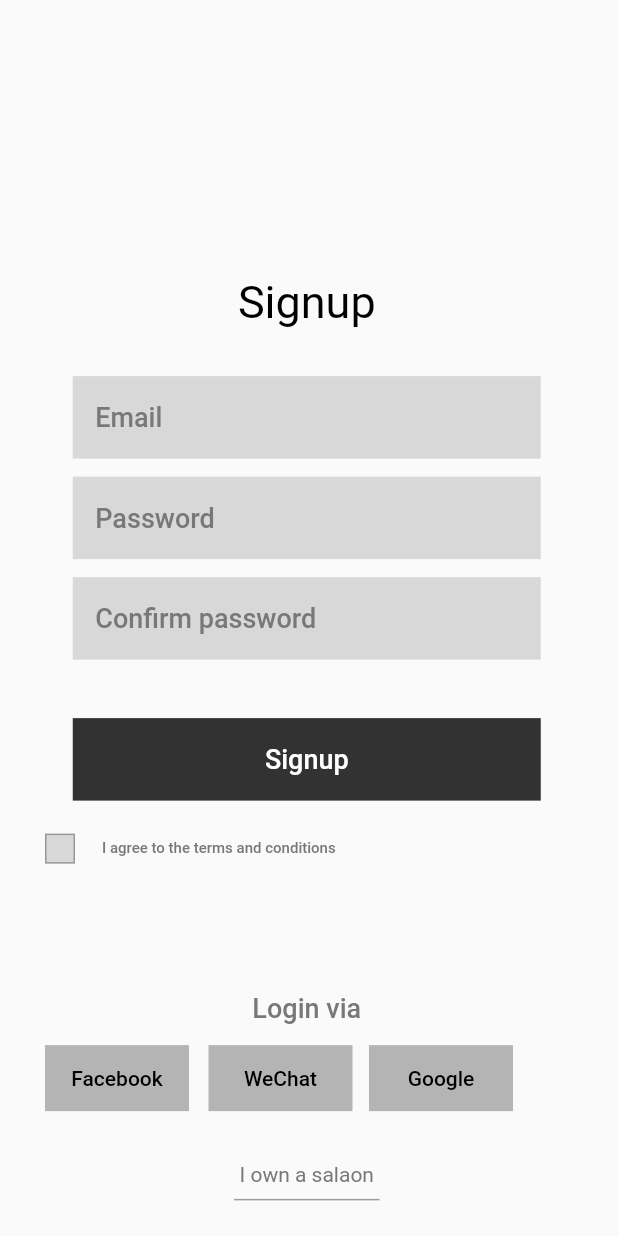
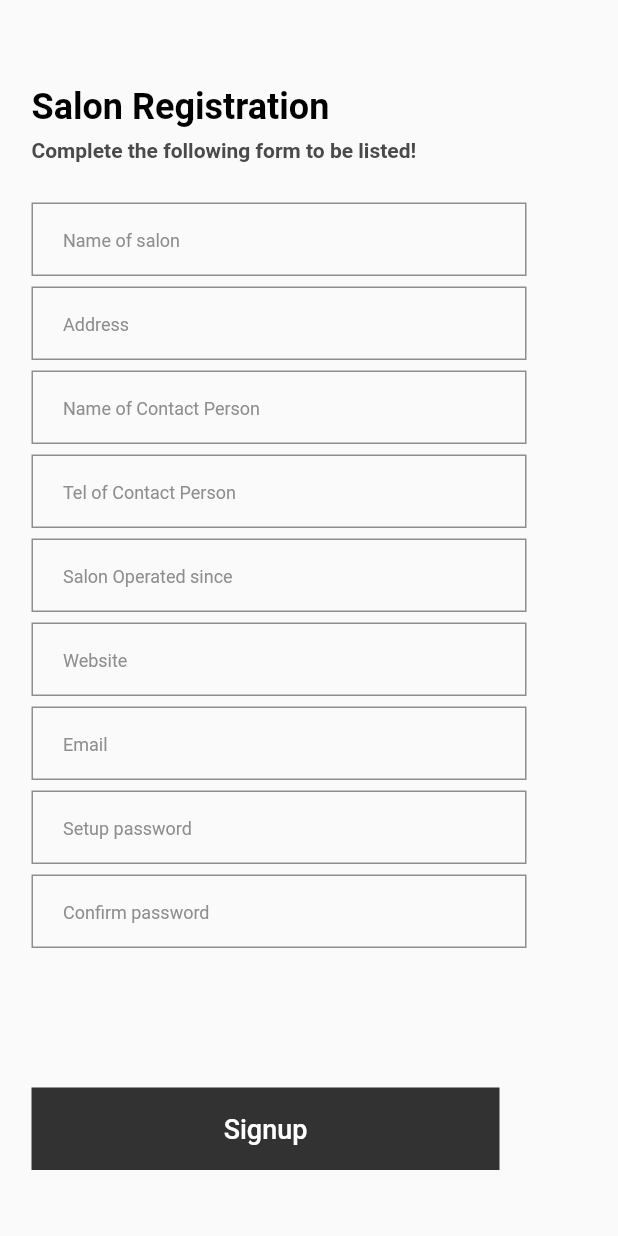
Before and after one commit to tkff1222/ui_screen, a Flutter app: the screen it shows after launch, on a phone screen of 412 x 824 dp. Run offline on Flutter 3.47's test engine with Material 2 defaults, Android fonts, the phone set to English and light mode, and no system bars; Roboto replaces fonts that are missing (Gotham-Medium, Montserrat).

Commit message:
Register Screen of Salon

```diff
--- /dev/null
+++ b/lib/RegisterSalon.dart
@@ -0,0 +1,248 @@
+import 'package:flutter/material.dart';
+
+class RegisterSalon extends StatefulWidget {
+  RegisterSalon({Key key}) : super(key: key);
+
+  @override
+  _RegisterSalonState createState() => new _RegisterSalonState();
+}
+
+class _RegisterSalonState extends State<RegisterSalon> {
+  @override
+  Widget build(BuildContext context) {
+    return new Scaffold(
+      body: Padding(
+        padding: const EdgeInsets.only(left: 21),
+        child: new Column(
+          mainAxisAlignment: MainAxisAlignment.start,
+          crossAxisAlignment: CrossAxisAlignment.start,
+          children: <Widget>[
+            Padding(
+              padding: const EdgeInsets.only(top:57),
+              child: new Text( "Salon Registration", style: TextStyle(
+                fontSize: 24,
+                fontWeight: FontWeight.bold,
+                fontFamily: "Montserrat",
+                color: Color(0xFF000000),
+              ),),
+            ),
+            Padding(
+              padding: const EdgeInsets.only(top:7),
+              child: new Text( "Complete the following form to be listed!", style: TextStyle(
+                fontSize: 14,
+                fontWeight: FontWeight.bold,
+                fontFamily: "Montserrat",
+                color: Color(0xFF4A4A4A),
+              ),),
+            ),
+            Padding(
+              padding: const EdgeInsets.only(top:27),
+              child: new Container(
+                width: 330,
+                height:49,
+                alignment: Alignment.center,
+                decoration: new BoxDecoration(border: Border.all(color: Color(0xFF8E8E8E))),
+                child: Padding(
+                  padding: const EdgeInsets.only(left: 20),
+                  child: new TextField(
+                    decoration: new InputDecoration.collapsed(
+                        hintText: "Name of salon",
+                        hintStyle: TextStyle(
+                      fontSize: 12,
+                      fontWeight: FontWeight.w400,
+                      fontFamily: "Montserrat",
+                      color: Color(0xFF8E8E8E),
+                    ) ),
+                  ),
+                ),),
+            ),
+            Padding(
+              padding: const EdgeInsets.only(top:7),
+              child: new Container(
+                width: 330,
+                height:49,
+                alignment: Alignment.center,
+                decoration: new BoxDecoration(border: Border.all(color: Color(0xFF8E8E8E))),
+                child: Padding(
+                  padding: const EdgeInsets.only(left: 20),
+                  child: new TextField(
+                    decoration: new InputDecoration.collapsed(
+                        hintText: "Address",
+                        hintStyle: TextStyle(
+                          fontSize: 12,
+                          fontWeight: FontWeight.w400,
+                          fontFamily: "Montserrat",
+                          color: Color(0xFF8E8E8E),
+                        ) ),
+                  ),
+                ),),
+            ),
+            Padding(
+              padding: const EdgeInsets.only(top:7),
+              child: new Container(
+                width: 330,
+                height:49,
+                alignment: Alignment.center,
+                decoration: new BoxDecoration(border: Border.all(color: Color(0xFF8E8E8E))),
+                child: Padding(
+                  padding: const EdgeInsets.only(left: 20),
+                  child: new TextField(
+                    decoration: new InputDecoration.collapsed(
+                        hintText: "Name of Contact Person",
+                        hintStyle: TextStyle(
+                          fontSize: 12,
+                          fontWeight: FontWeight.w400,
+                          fontFamily: "Montserrat",
+                          color: Color(0xFF8E8E8E),
+                        ) ),
+                  ),
+                ),),
+            ),
+            Padding(
+              padding: const EdgeInsets.only(top:7),
+              child: new Container(
+                width: 330,
+                height:49,
+                alignment: Alignment.center,
+                decoration: new BoxDecoration(border: Border.all(color: Color(0xFF8E8E8E))),
+                child: Padding(
+                  padding: const EdgeInsets.only(left: 20),
+                  child: new TextField(
+                    decoration: new InputDecoration.collapsed(
+                        hintText: "Tel of Contact Person",
+                        hintStyle: TextStyle(
+                          fontSize: 12,
+                          fontWeight: FontWeight.w400,
+                          fontFamily: "Montserrat",
+                          color: Color(0xFF8E8E8E),
+                        ) ),
+                  ),
+                ),),
+            ),
+            Padding(
+              padding: const EdgeInsets.only(top:7),
+              child: new Container(
+                width: 330,
+                height:49,
+                alignment: Alignment.center,
+                decoration: new BoxDecoration(border: Border.all(color: Color(0xFF8E8E8E))),
+                child: Padding(
+                  padding: const EdgeInsets.only(left: 20),
+                  child: new TextField(
+                    decoration: new InputDecoration.collapsed(
+                        hintText: "Salon Operated since",
+                        hintStyle: TextStyle(
+                          fontSize: 12,
+                          fontWeight: FontWeight.w400,
+                          fontFamily: "Montserrat",
+                          color: Color(0xFF8E8E8E),
+                        ) ),
+                  ),
+                ),),
+            ),
+            Padding(
+              padding: const EdgeInsets.only(top:7),
+              child: new Container(
+                width: 330,
+                height:49,
+                alignment: Alignment.center,
+                decoration: new BoxDecoration(border: Border.all(color: Color(0xFF8E8E8E))),
+                child: Padding(
+                  padding: const EdgeInsets.only(left: 20),
+                  child: new TextField(
+                    decoration: new InputDecoration.collapsed(
+                        hintText: "Website",
+                        hintStyle: TextStyle(
+                          fontSize: 12,
+                          fontWeight: FontWeight.w400,
+                          fontFamily: "Montserrat",
+                          color: Color(0xFF8E8E8E),
+                        ) ),
+                  ),
+                ),),
+            ),
+            Padding(
+              padding: const EdgeInsets.only(top:7),
+              child: new Container(
+                width: 330,
+                height:49,
+                alignment: Alignment.center,
+                decoration: new BoxDecoration(border: Border.all(color: Color(0xFF8E8E8E))),
+                child: Padding(
+                  padding: const EdgeInsets.only(left: 20),
+                  child: new TextField(
+                    decoration: new InputDecoration.collapsed(
+                        hintText: "Email",
+                        hintStyle: TextStyle(
+                          fontSize: 12,
+                          fontWeight: FontWeight.w400,
+                          fontFamily: "Montserrat",
+                          color: Color(0xFF8E8E8E),
+                        ) ),
+                  ),
+                ),),
+            ),
+            Padding(
+              padding: const EdgeInsets.only(top:7),
+              child: new Container(
+                width: 330,
+                height:49,
+                alignment: Alignment.center,
+                decoration: new BoxDecoration(border: Border.all(color: Color(0xFF8E8E8E))),
+                child: Padding(
+                  padding: const EdgeInsets.only(left: 20),
+                  child: new TextField(
+                    decoration: new InputDecoration.collapsed(
+                        hintText: "Setup password",
+                        hintStyle: TextStyle(
+                          fontSize: 12,
+                          fontWeight: FontWeight.w400,
+                          fontFamily: "Montserrat",
+                          color: Color(0xFF8E8E8E),
+                        ) ),
+                  ),
+                ),),
+            ),
+            Padding(
+              padding: const EdgeInsets.only(top:7),
+              child: new Container(
+                width: 330,
+                height:49,
+                alignment: Alignment.center,
+                decoration: new BoxDecoration(border: Border.all(color: Color(0xFF8E8E8E))),
+                child: Padding(
+                  padding: const EdgeInsets.only(left: 20),
+                  child: new TextField(
+                    decoration: new InputDecoration.collapsed(
+                        hintText: "Confirm password",
+                        hintStyle: TextStyle(
+                          fontSize: 12,
+                          fontWeight: FontWeight.w400,
+                          fontFamily: "Montserrat",
+                          color: Color(0xFF8E8E8E),
+                        ) ),
+                  ),
+                ),),
+            ),
+            Padding(
+              padding: const EdgeInsets.only(top:93),
+              child: new Container(
+                  width: 312,
+                  height:55,
+                  alignment: Alignment.center,
+                  decoration: new BoxDecoration(
+                    color: Color(0xFF323232),
+                  ),
+                  child: new Text( "Signup", style: TextStyle(
+                    fontSize: 18,
+                    fontWeight: FontWeight.w500,
+                    fontFamily: "Montserrat",
+                    color: Color(0xFFFFFFFF),
+                  ),)),
+            ),
+          ],
+        ),
+      ),
+    );
+  }
+}
--- a/lib/main.dart
+++ b/lib/main.dart
@@ -8,6 +8,7 @@ import 'package:ui_screen/H007d.dart';
 import 'package:ui_screen/M004.dart';
 import 'package:ui_screen/M005.dart';
 import 'package:ui_screen/ON003.dart';
+import 'package:ui_screen/RegisterSalon.dart';
 import 'package:ui_screen/SignUpSalon.dart';
 import 'package:ui_screen/TestScreen.dart';
 
@@ -32,7 +33,7 @@ class MyApp extends StatelessWidget {
         primarySwatch: Colors.blue,
       ),
       //home: MyHomePage(title: 'Flutter Demo Home Page'),
-      home:SignUpSalon(),
+      home:RegisterSalon(),
       //home: TestScreen(),
     );
   }
```
